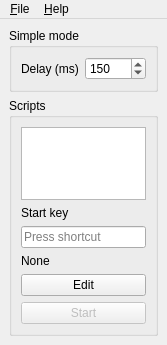
The window that ui/mainwindow.ui (kervala/autoclicker) describes before a commit, drawn with Qt 5.
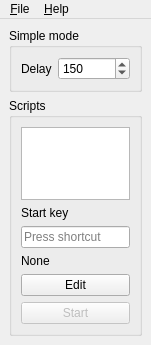
The same window after the commit.

Commit message: Changed: Put ms in tooltips

Patch:
```diff
--- a/ui/mainwindow.ui
+++ b/ui/mainwindow.ui
@@ -21,7 +21,7 @@
        <item row="0" column="0">
         <widget class="QLabel" name="defaultDelayLabel">
          <property name="text">
-          <string>Delay (ms)</string>
+          <string>Delay</string>
          </property>
         </widget>
        </item>
```
Left out of the diff: 3 changed lines with no effect on the pictures.
